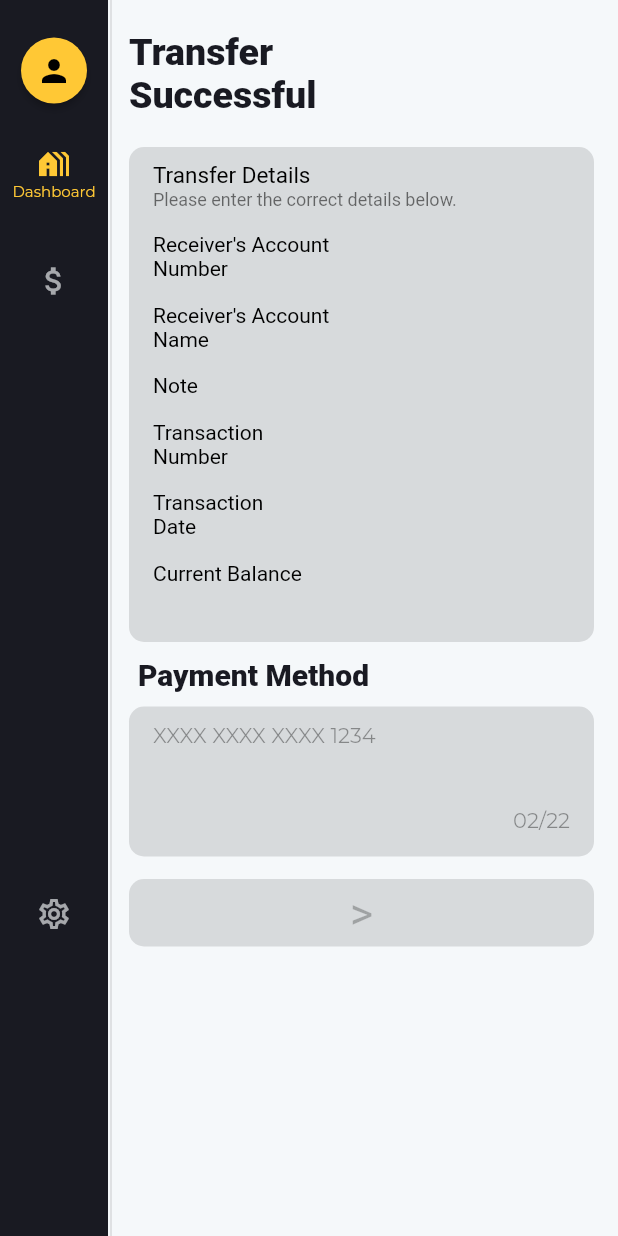
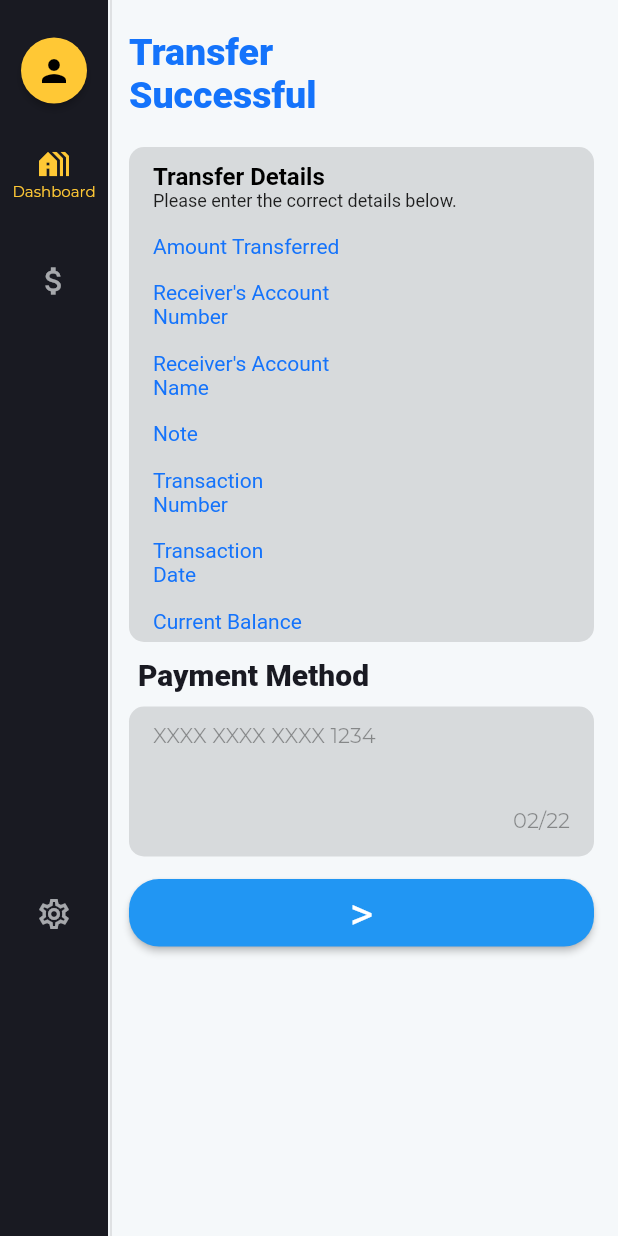
Before and after one commit to geromepenalosa/alliance, a Flutter app: the MyStatefulWidget screen opened directly, on a phone screen of 412 x 824 dp. Run offline on Flutter 3.47's test engine with Material 2 defaults, Android fonts, the light colour scheme and no system bars; our stand-ins replace animated_splash_screen; project files that could hold a hidden picture were left out.

Commit message:
updated the font colors and the borders

```diff
--- a/lib/success_screen.dart
+++ b/lib/success_screen.dart
@@ -120,7 +120,7 @@ class _MyStatefulWidgetState extends State<MyStatefulWidget> {
                             text: 'Transfer \nSuccessful',
                             style: TextStyle(
                                 fontSize: 25,
-                                color: Color(0xff191A22),
+                                color: Color(0xff1473fb),
                                 fontWeight: FontWeight.w900),
                             // ignore: prefer_const_literals_to_create_immutables
                           ),
@@ -139,6 +139,7 @@ class _MyStatefulWidgetState extends State<MyStatefulWidget> {
                             child: Column(
                               // ignore: prefer_const_literals_to_create_immutables
                               children: [
+
                                 Container(
                                     padding: EdgeInsets.only(top: 10),
                                     alignment: Alignment.centerLeft,
@@ -146,8 +147,9 @@ class _MyStatefulWidgetState extends State<MyStatefulWidget> {
                                         text: TextSpan(
                                       text: 'Transfer Details',
                                       style: TextStyle(
-                                          fontSize: 15, color: Colors.black),
+                                          fontSize: 16, color: Colors.black, fontWeight: FontWeight.w700,),
                                     ))),
+
                                 Container(
                                     alignment: Alignment.centerLeft,
                                     child: RichText(
@@ -155,7 +157,16 @@ class _MyStatefulWidgetState extends State<MyStatefulWidget> {
                                       text:
                                           'Please enter the correct details below.',
                                       style: TextStyle(
-                                          fontSize: 12, color: Colors.black54),
+                                          fontSize: 12, color: Colors.black87),
+                                    ))),
+                                Container(
+                                    padding: EdgeInsets.only(top: 15),
+                                    alignment: Alignment.centerLeft,
+                                    child: RichText(
+                                        text: TextSpan(
+                                      text: "Amount Transferred",
+                                      style: TextStyle(
+                                          fontSize: 14, color: Color(0xff1473fb)),
                                     ))),
                                 Container(
                                     padding: EdgeInsets.only(top: 15),
@@ -164,7 +175,7 @@ class _MyStatefulWidgetState extends State<MyStatefulWidget> {
                                         text: TextSpan(
                                       text: "Receiver's Account \nNumber",
                                       style: TextStyle(
-                                          fontSize: 14, color: Colors.black),
+                                          fontSize: 14, color: Color(0xff1473fb)),
                                     ))),
                                 Container(
                                     padding: EdgeInsets.only(top: 15),
@@ -173,7 +184,7 @@ class _MyStatefulWidgetState extends State<MyStatefulWidget> {
                                         text: TextSpan(
                                       text: "Receiver's Account \nName",
                                       style: TextStyle(
-                                          fontSize: 14, color: Colors.black),
+                                          fontSize: 14, color: Color(0xff1473fb)),
                                     ))),
                                 Container(
                                     padding: EdgeInsets.only(top: 15),
@@ -182,7 +193,7 @@ class _MyStatefulWidgetState extends State<MyStatefulWidget> {
                                         text: TextSpan(
                                       text: 'Note',
                                       style: TextStyle(
-                                          fontSize: 14, color: Colors.black),
+                                          fontSize: 14, color: Color(0xff1473fb)),
                                     ))),
                                 Container(
                                     padding: EdgeInsets.only(top: 15),
@@ -191,7 +202,7 @@ class _MyStatefulWidgetState extends State<MyStatefulWidget> {
                                         text: TextSpan(
                                       text: 'Transaction \nNumber',
                                       style: TextStyle(
-                                          fontSize: 14, color: Colors.black),
+                                          fontSize: 14, color: Color(0xff1473fb)),
                                     ))),
                                 Container(
                                     padding: EdgeInsets.only(top: 15),
@@ -200,7 +211,7 @@ class _MyStatefulWidgetState extends State<MyStatefulWidget> {
                                         text: TextSpan(
                                       text: 'Transaction \nDate',
                                       style: TextStyle(
-                                          fontSize: 14, color: Colors.black),
+                                          fontSize: 14, color: Color(0xff1473fb)),
                                     ))),
                                 Container(
                                     padding: EdgeInsets.only(top: 15),
@@ -209,7 +220,7 @@ class _MyStatefulWidgetState extends State<MyStatefulWidget> {
                                         text: TextSpan(
                                       text: 'Current Balance',
                                       style: TextStyle(
-                                          fontSize: 14, color: Colors.black),
+                                          fontSize: 14, color: Color(0xff1473fb)),
                                     ))),
                               ],
                             ),
@@ -265,7 +276,7 @@ class _MyStatefulWidgetState extends State<MyStatefulWidget> {
                                     padding: EdgeInsets.only(top: 10),
                                     alignment: Alignment.centerLeft,
                                     child: Text('XXXX XXXX XXXX 1234')),
-                                Container(
+                                            Container(
                                     padding: EdgeInsets.only(top: 40),
                                     alignment: Alignment.bottomRight,
                                     child: Text('02/22'))
@@ -287,7 +298,7 @@ class _MyStatefulWidgetState extends State<MyStatefulWidget> {
                           width: 310,
                           height: 60,
                           child: ElevatedButton(
-                            onPressed: null,
+                            onPressed: (){},
                             child: Column(
                               // ignore: prefer_const_literals_to_create_immutables
                               children: [
@@ -299,7 +310,7 @@ class _MyStatefulWidgetState extends State<MyStatefulWidget> {
                                         text: '>',
                                         style: TextStyle(
                                             fontSize: 30,
-                                            color: Colors.black26),
+                                            color: Colors.white),
                                         // ignore: prefer_const_literals_to_create_immutables
                                       ),
                                     )),
@@ -309,7 +320,7 @@ class _MyStatefulWidgetState extends State<MyStatefulWidget> {
                                 shape: MaterialStateProperty.all(
                                     RoundedRectangleBorder(
                                         borderRadius:
-                                            BorderRadius.circular(10)))),
+                                            BorderRadius.circular(20)))),
                           ),
                         ),
                       ],
```
